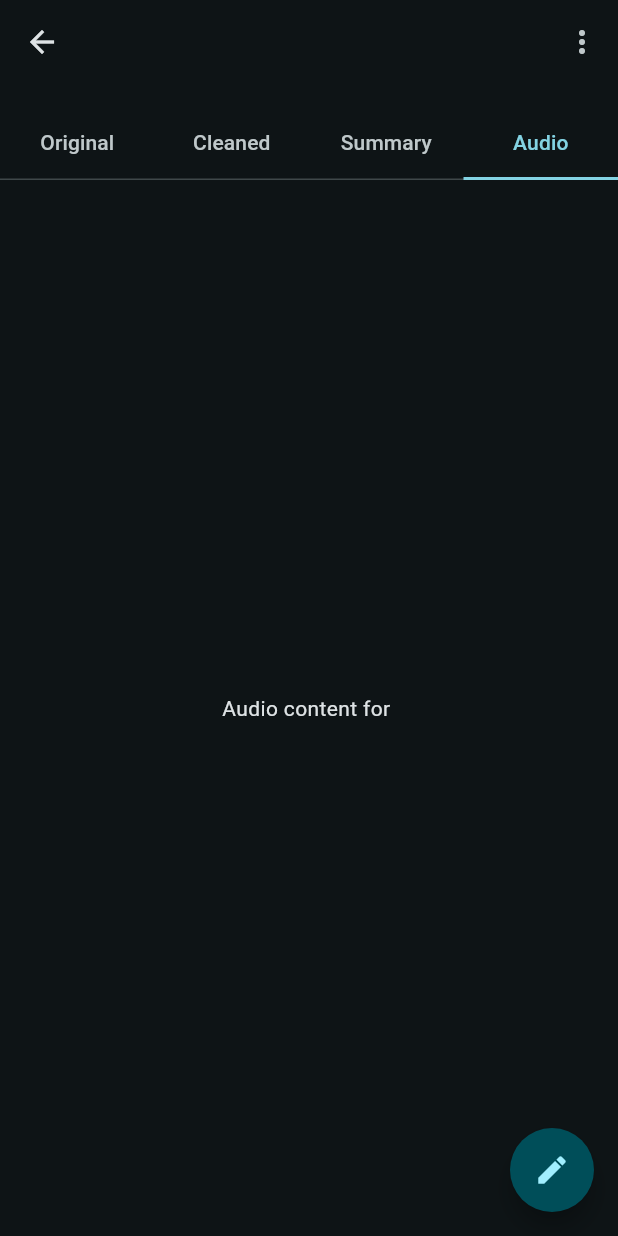
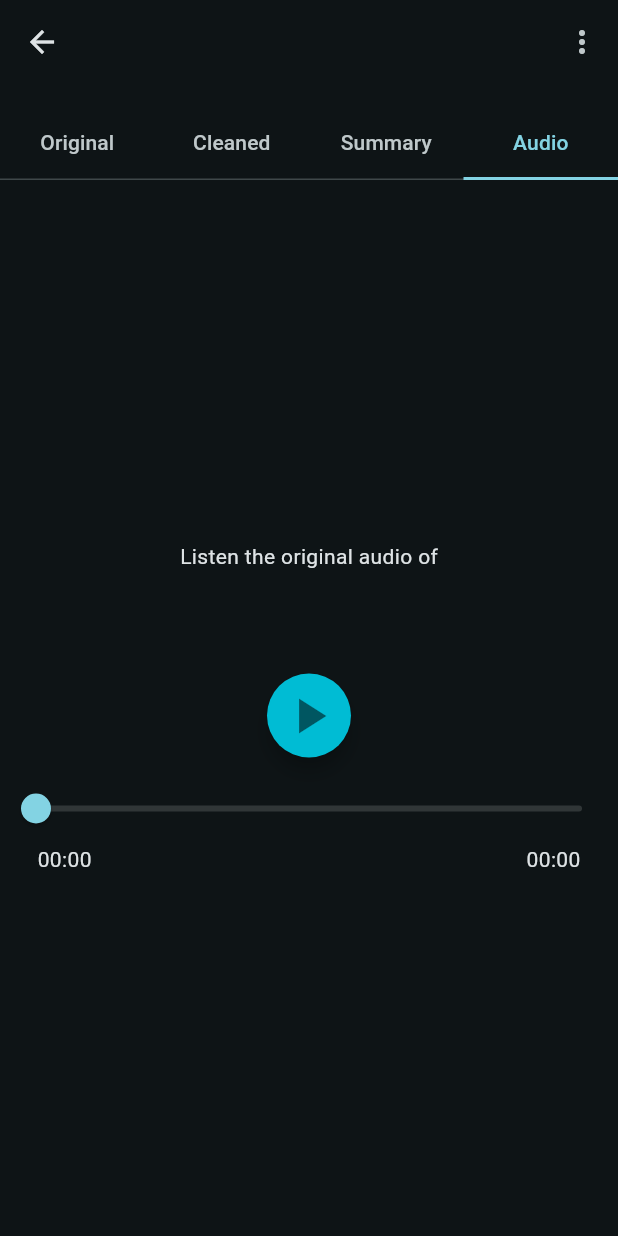
Before and after one commit to leo-usa/voice_memo, a Flutter app: the OpenedFilePage screen opened directly with empty values, tab 4 chosen, on a phone screen of 412 x 824 dp. Run offline on Flutter 3.47's test engine with Material 2 defaults, Android fonts, the light colour scheme and no system bars; our stand-ins replace audioplayers, introduction_screen, lottie, shared_preferences; missing offline and left inert: record; accounts and stored records are empty.

Commit message:
rename file and listening the audio from files working

```diff
--- a/lib/opened_file_page.dart
+++ b/lib/opened_file_page.dart
@@ -1,15 +1,16 @@
 import 'package:flutter/material.dart';
+import 'package:audioplayers/audioplayers.dart';
 import 'dart:io';
 
 class OpenedFilePage extends StatefulWidget {
-  final String title;
+  String title;
   final String titlePath;
   final String originalText;
   final String originalTextPath;
   final String audioPath;
   final Function updateList;
 
-  const OpenedFilePage(
+  OpenedFilePage(
       {Key? key,
       required this.title,
       required this.titlePath,
@@ -26,6 +27,10 @@ class OpenedFilePage extends StatefulWidget {
 class _OpenedFilePageState extends State<OpenedFilePage>
     with SingleTickerProviderStateMixin {
   late TabController _tabController;
+  AudioPlayer audioPlayer = AudioPlayer();
+  bool isPlaying = false;
+  Duration totalDuration = Duration();
+  Duration currentPosition = Duration();
 
   @override
   void initState() {
@@ -34,12 +39,37 @@ class _OpenedFilePageState extends State<OpenedFilePage>
       length: 4, // Määrä vaihtoehtoja: Original, Cleaned, Summary, Audio
       vsync: this,
     );
+    audioPlayer.onDurationChanged.listen((Duration d) {
+      setState(() => totalDuration = d);
+    });
+    audioPlayer.onPositionChanged.listen((Duration p) {
+      setState(() => currentPosition = p);
+    });
   }
 
   @override
   void dispose() {
     _tabController.dispose();
+    audioPlayer.dispose();
     super.dispose();
+  }
+
+  void toggleAudio() async {
+    if (isPlaying) {
+      await audioPlayer.pause();
+    } else {
+      await audioPlayer.play(UrlSource(widget.audioPath));
+    }
+    setState(() {
+      isPlaying = !isPlaying;
+    });
+  }
+
+  String _formatDuration(Duration duration) {
+    String twoDigits(int n) => n.toString().padLeft(2, '0');
+    String twoDigitMinutes = twoDigits(duration.inMinutes.remainder(60));
+    String twoDigitSeconds = twoDigits(duration.inSeconds.remainder(60));
+    return "${duration.inHours > 0 ? '${twoDigits(duration.inHours)}:' : ''}$twoDigitMinutes:$twoDigitSeconds";
   }
 
   Future<void> deleteFiles(BuildContext context, String titlePath,
@@ -64,14 +94,19 @@ class _OpenedFilePageState extends State<OpenedFilePage>
     Navigator.of(context).pop();
   }
 
+  Future<void> rewriteFileContents(String filePath, String newContents) async {
+    File file = File(filePath);
+    await file.writeAsString(newContents);
+  }
+
   void showDeleteConfirmationDialog(BuildContext context, String titlePath,
       String originalTextPath, String audioPath, Function updateList) {
     showDialog(
       context: context,
       builder: (BuildContext context) {
         return AlertDialog(
-          title: Text('Delete Files'),
-          content: Text('Are you sure you want to delete these files?'),
+          title: Text('Delete File'),
+          content: Text('Are you sure you want to delete this file?'),
           actions: [
             TextButton(
               onPressed: () {
@@ -83,10 +118,48 @@ class _OpenedFilePageState extends State<OpenedFilePage>
               onPressed: () async {
                 await deleteFiles(context, titlePath, originalTextPath,
                     audioPath, updateList); // Poista tiedostot
-                widget.updateList();
                 Navigator.of(context).pop();
               },
               child: Text('Yes'),
+            ),
+          ],
+        );
+      },
+    );
+  }
+
+  void showRenameDialog(
+      BuildContext context, OpenedFilePage widget, String titlePath) {
+    TextEditingController textEditingController =
+        TextEditingController(text: widget.title);
+    showDialog(
+      context: context,
+      builder: (BuildContext context) {
+        return AlertDialog(
+          title: Text('Rename File'),
+          content: TextField(
+            controller: textEditingController,
+            decoration: InputDecoration(hintText: 'Enter new file name'),
+          ),
+          actions: [
+            TextButton(
+              onPressed: () {
+                Navigator.of(context).pop();
+              },
+              child: Text('Cancel'),
+            ),
+            TextButton(
+              onPressed: () async {
+                String newName = textEditingController.text;
+                if (newName.isNotEmpty) {
+                  await rewriteFileContents(titlePath, newName);
+                  widget.title = newName;
+                  await widget.updateList();
+                  setState(() {});
+                  Navigator.of(context).pop();
+                }
+              },
+              child: Text('Rename'),
             ),
           ],
         );
@@ -104,12 +177,8 @@ class _OpenedFilePageState extends State<OpenedFilePage>
           actions: [
             PopupMenuButton(
               onSelected: (value) {
-                if (value == 'copy') {
-                  // Tässä voit toteuttaa tiedoston kopioinnin
-                } else if (value == 'share') {
-                  // Tässä voit toteuttaa tiedoston jakamisen
-                } else if (value == 'moveFile') {
-                  // Tässä voit toteuttaa tiedoston siirron
+                if (value == 'renameFile') {
+                  showRenameDialog(context, widget, widget.titlePath);
                 } else if (value == 'delete') {
                   showDeleteConfirmationDialog(
                       context,
@@ -125,35 +194,13 @@ class _OpenedFilePageState extends State<OpenedFilePage>
               itemBuilder: (context) {
                 return [
                   const PopupMenuItem(
-                    value: 'copy',
+                    value: 'renameFile',
                     child: Row(
                       children: <Widget>[
-                        Icon(Icons.copy), // Kuvake tässä
+                        Icon(Icons.edit_outlined), // Kuvake tässä
                         SizedBox(
                             width: 8.0), // Pieni väli ikonin ja tekstin välillä
-                        Text('Copy text'),
-                      ],
-                    ),
-                  ),
-                  const PopupMenuItem(
-                    value: 'share',
-                    child: Row(
-                      children: <Widget>[
-                        Icon(Icons.share), // Kuvake tässä
-                        SizedBox(
-                            width: 8.0), // Pieni väli ikonin ja tekstin välillä
-                        Text('Share text'),
-                      ],
-                    ),
-                  ),
-                  const PopupMenuItem(
-                    value: 'moveFile',
-                    child: Row(
-                      children: <Widget>[
-                        Icon(Icons.drive_file_move_outline), // Kuvake tässä
-                        SizedBox(
-                            width: 8.0), // Pieni väli ikonin ja tekstin välillä
-                        Text('Move file'),
+                        Text('Rename file'),
                       ],
                     ),
                   ),
@@ -242,16 +289,91 @@ class _OpenedFilePageState extends State<OpenedFilePage>
               ),
             ),
           ),
-          Center(child: Text('Audio content for ${widget.audioPath}')),
+          Center(
+            child: Column(
+              mainAxisSize: MainAxisSize
+                  .min, // Asettaa Columnin kokoa sen sisällön mukaan
+              children: [
+                const Text(
+                  'Listen the original audio of',
+                  style: TextStyle(
+                    height: 1.5,
+                    fontSize: 14.0,
+                  ),
+                ),
+                Text(
+                  '${widget.title}',
+                  style: const TextStyle(
+                    height: 1.5,
+                    fontSize: 18.0,
+                    fontWeight: FontWeight.bold,
+                  ),
+                ),
+                const Padding(
+                  padding: EdgeInsets.symmetric(
+                      vertical: 20.0), // Lisää vertikaalista paddingia
+                ),
+                Material(
+                  elevation: 5.0, // Varjostus
+                  shape: CircleBorder(), // Pyöreä muoto
+                  color: Colors.cyan,
+                  child: IconButton(
+                    icon: Icon(
+                      isPlaying ? Icons.pause : Icons.play_arrow,
+                      color: Colors.black54, // Kuvakkeen väri
+                    ),
+                    iconSize: 40.0, // Kuvakkeen koko
+                    onPressed: toggleAudio,
+                  ),
+                ),
+                const Padding(
+                  padding: EdgeInsets.symmetric(
+                      vertical: 5.0), // Lisää vertikaalista paddingia
+                ),
+                Column(
+                  children: [
+                    Slider(
+                      value: currentPosition.inSeconds.toDouble(),
+                      max: totalDuration.inSeconds.toDouble(),
+                      onChanged: (value) {
+                        audioPlayer.seek(Duration(seconds: value.toInt()));
+                      },
+                    ),
+                    Row(
+                      mainAxisAlignment: MainAxisAlignment.spaceBetween,
+                      children: [
+                        Padding(
+                          padding: const EdgeInsets.only(
+                              left: 25.0), // Säädä tätä arvoa tarpeen mukaan
+                          child: Text(
+                            _formatDuration(currentPosition),
+                            style: TextStyle(fontSize: 14),
+                          ),
+                        ),
+                        Padding(
+                          padding: const EdgeInsets.only(
+                              right: 25.0), // Säädä tätä arvoa tarpeen mukaan
+                          child: Text(
+                            _formatDuration(totalDuration),
+                            style: TextStyle(fontSize: 14),
+                          ),
+                        ),
+                      ],
+                    ),
+                  ],
+                )
+              ],
+            ),
+          ),
         ],
       ),
-      floatingActionButton: FloatingActionButton(
-        onPressed: () {
-          // Tiedoston muokkausnäkymän toiminnallisuuteen siirtyminen
-        },
-        shape: const CircleBorder(),
-        child: const Icon(Icons.edit),
-      ),
+      // floatingActionButton: FloatingActionButton(
+      //   onPressed: () {
+      //     // Tiedoston muokkausnäkymän toiminnallisuuteen siirtyminen
+      //   },
+      //   shape: const CircleBorder(),
+      //   child: const Icon(Icons.edit),
+      // ),
     );
   }
 }
```
